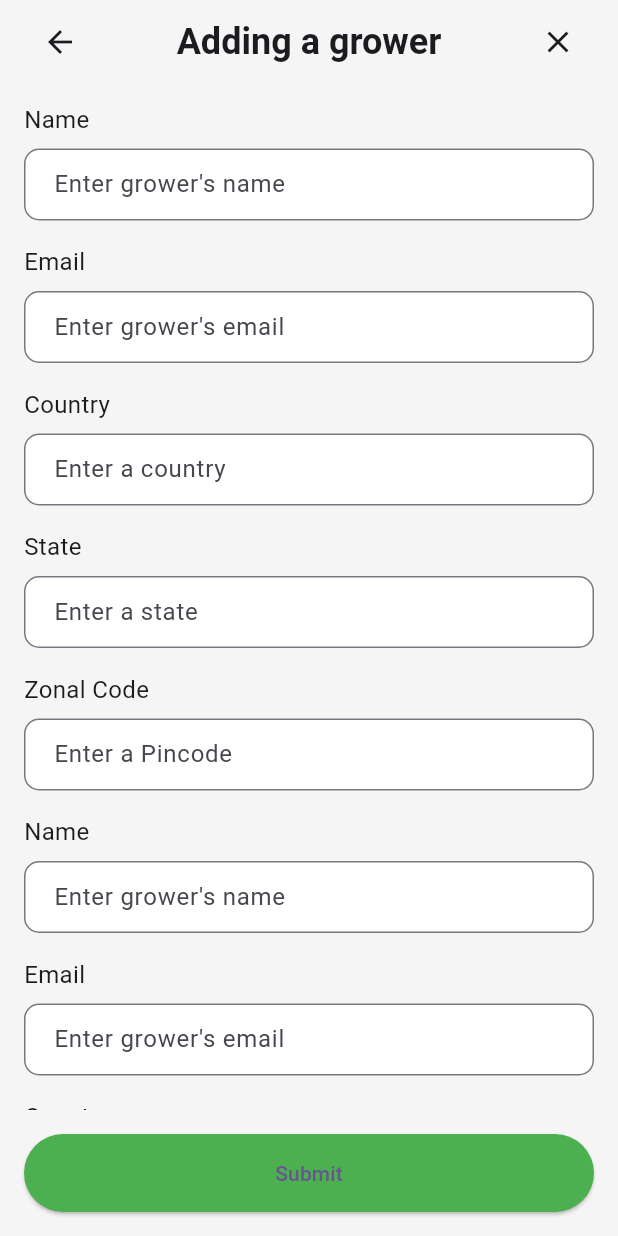
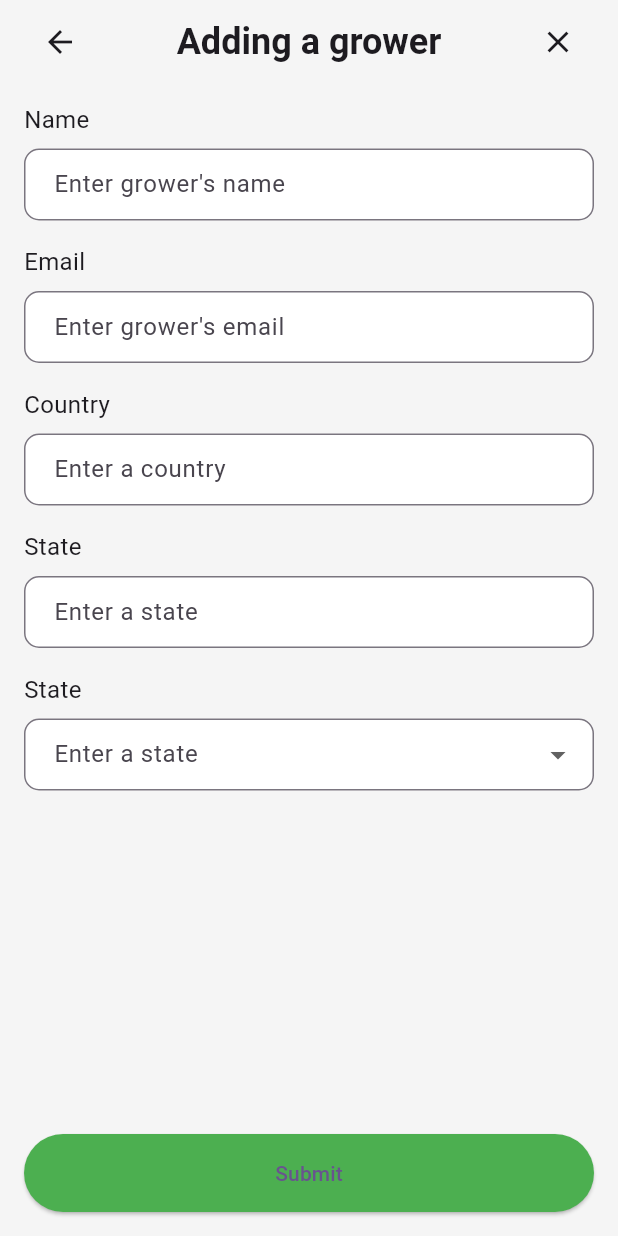
Before and after one commit to rajeev210403/tryapp, a Flutter app: the screen it shows after launch, on a phone screen of 412 x 824 dp. Run offline on Flutter 3.47's test engine with Material 3 defaults, Android fonts, the phone set to English and light mode, and no system bars.

Commit message:
input form2

```diff
--- a/assets/jsonfiles/adding_a_grower.json
+++ b/assets/jsonfiles/adding_a_grower.json
@@ -21,34 +21,10 @@
       "label": "Enter a state"
     },
     {
-      "fieldname": "Zonal Code",
-      "type": "Number",
-      "label": "Enter a Pincode"
-    },
-    {
-      "fieldname": "Name",
-      "type": "Text",
-      "label": "Enter grower's name"
-    },
-    {
-      "fieldname": "Email",
-      "type": "Email",
-      "label": "Enter grower's email"
-    },
-    {
-      "fieldname": "Country",
-      "type": "Text",
-      "label": "Enter a country"
-    },
-    {
       "fieldname": "State",
-      "type": "Text",
-      "label": "Enter a state"
-    },
-    {
-      "fieldname": "Zonal Code",
-      "type": "Number",
-      "label": "Enter a Pincode"
+      "type": "Dropdown",
+      "label": "Enter a state",
+      "values": ["option1", "option2"]
     }
   ]
 }
--- a/lib/input.dart
+++ b/lib/input.dart
@@ -40,19 +40,23 @@ class _InputPageState extends State<InputPage> {
   }
 
   Widget buildInputField(Map<String, dynamic> field) {
-    TextInputType inputType;
+    Widget inputWidget;
+
     switch (field['type']) {
       case 'Text':
-        inputType = TextInputType.text;
+        inputWidget = buildTextField(field);
         break;
       case 'Email':
-        inputType = TextInputType.emailAddress;
+        inputWidget = buildTextField(field, keyboardType: TextInputType.emailAddress);
         break;
       case 'Number':
-        inputType = TextInputType.number;
+        inputWidget = buildTextField(field, keyboardType: TextInputType.number);
+        break;
+      case 'Dropdown':
+        inputWidget = buildDropdownField(field);
         break;
       default:
-        inputType = TextInputType.text;
+        inputWidget = buildTextField(field);
     }
 
     return Padding(
@@ -65,13 +69,20 @@ class _InputPageState extends State<InputPage> {
             style: TextStyle(fontSize: 16.0),
           ),
           SizedBox(height: 8.0),
-          Container(
+          inputWidget,
+        ],
+      ),
+    );
+  }
+
+  Widget buildTextField(Map<String, dynamic> field, {TextInputType keyboardType = TextInputType.text}) {
+    return Container(
       decoration: BoxDecoration(
         color: Colors.white,
         borderRadius: BorderRadius.circular(10.0),
       ),
       child: TextField(
-              keyboardType: inputType,
+        keyboardType: keyboardType,
         decoration: InputDecoration(
           labelText: field['label'],
           border: OutlineInputBorder(
@@ -80,8 +91,35 @@ class _InputPageState extends State<InputPage> {
           contentPadding: EdgeInsets.symmetric(horizontal: 16.0, vertical: 12.0),
         ),
       ),
+    );
+  }
+
+  Widget buildDropdownField(Map<String, dynamic> field) {
+    return Container(
+      decoration: BoxDecoration(
+        color: Colors.white,
+        borderRadius: BorderRadius.circular(10.0),
       ),
-        ],
+      child: DropdownButtonFormField<String>(
+        value: null, // Set initial value or null if no initial value
+        onChanged: (String? value) {
+          // Handle dropdown value change
+        },
+        decoration: InputDecoration(
+          labelText: field['label'],
+          border: OutlineInputBorder(
+            borderRadius: BorderRadius.circular(10.0),
+          ),
+          contentPadding: EdgeInsets.symmetric(horizontal: 16.0, vertical: 12.0),
+        ),
+        items: (field['values'] as List<dynamic>).map<DropdownMenuItem<String>>(
+              (dynamic value) {
+            return DropdownMenuItem<String>(
+              value: value.toString(),
+              child: Text(value.toString()),
+            );
+          },
+        ).toList(),
       ),
     );
   }
```
Lines whose indentation alone changed are shown as unchanged.
